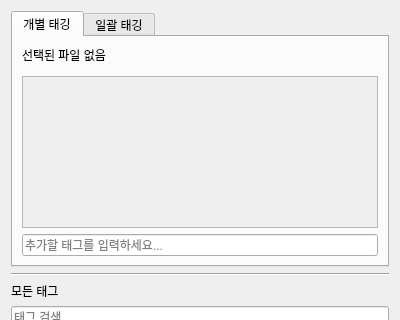
Qt form ui/tag_control_widget.ui (Yamang02/PYQT5_FileTagger) before a commit; both pictures show x 0 to 400 and y 0 to 320 of the 400 by 600 pixel window.
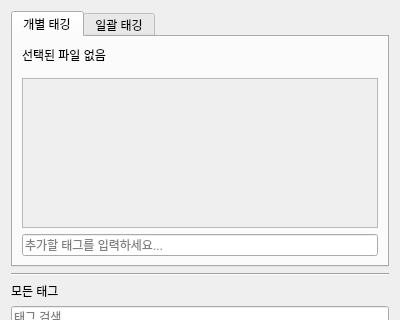
The same form after that commit.

What changed in the file:
```diff
--- a/ui/tag_control_widget.ui
+++ b/ui/tag_control_widget.ui
@@ -42,42 +42,27 @@
          <property name="widgetResizable">
           <bool>true</bool>
          </property>
+         <property name="minimumSize">
+          <size>
+           <width>0</width>
+           <height>60</height>
+          </size>
+         </property>
+         <property name="maximumSize">
+          <size>
+           <width>16777215</width>
+           <height>150</height>
+          </size>
+         </property>
          <widget class="QWidget" name="individual_chip_container">
           <property name="geometry">
            <rect>
             <x>0</x>
             <y>0</y>
             <width>356</width>
-            <height>100</height>
+            <height>60</height>
            </rect>
           </property>
-          <layout class="QHBoxLayout" name="individual_chip_layout">
-           <property name="leftMargin">
-            <number>2</number>
-           </property>
-           <property name="topMargin">
-            <number>2</number>
-           </property>
-           <property name="rightMargin">
-            <number>2</number>
-           </property>
-           <property name="bottomMargin">
-            <number>2</number>
-           </property>
-           <item>
-            <spacer name="individual_horizontalSpacer">
-             <property name="orientation">
-              <enum>Qt::Horizontal</enum>
-             </property>
-             <property name="sizeHint" stdset="0">
-              <size>
-               <width>40</width>
-               <height>20</height>
-              </size>
-             </property>
-            </spacer>
-           </item>
-          </layout>
          </widget>
         </widget>
        </item>
```
Left out of the diff: 77 changed lines with no effect on the pictures.
